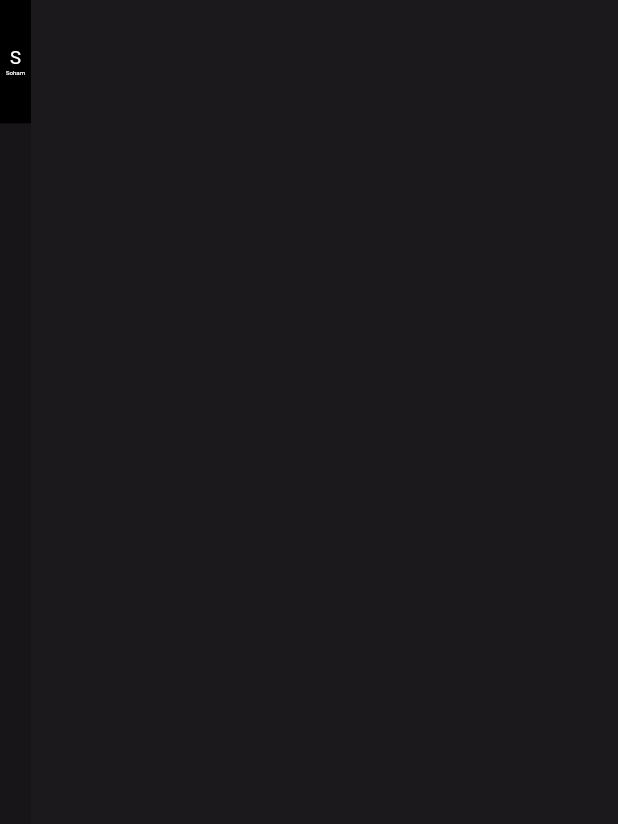
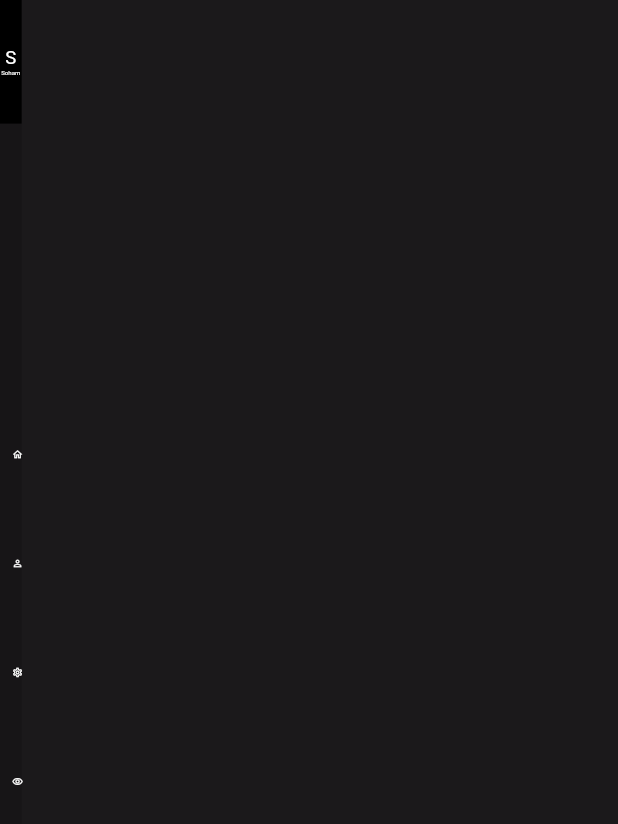
Before and after one commit to Soham-2411/personal_website, a Flutter app: the screen it shows after launch, on a phone screen of 412 x 824 dp. Shown: the top 824 px of the screen. Run offline on Flutter 3.47's test engine with Material 2 defaults, Android fonts, the phone set to English and light mode, and no system bars; our stand-ins replace hexcolor, page_transition; missing offline and left inert: dart:html.

Commit message:
Navbar change

```diff
--- a/lib/landingpage.dart
+++ b/lib/landingpage.dart
@@ -26,9 +26,56 @@ class _MainPageState extends State<MainPage> {
           children: [
             Column(
               children: [
+                Stack(
+                  children: [
+                    Container(
+                      height: h,
+                      width: w * 0.035,
+                      color: HexColor('#171517'),
+                      child: Column(
+                        mainAxisAlignment: MainAxisAlignment.center,
+                        children: [
+                          IconButton(
+                            icon: Icon(
+                              Icons.home_outlined,
+                              color: Colors.white,
+                              size: w * 0.018,
+                            ),
+                            onPressed: () {},
+                          ),
+                          SizedBox(height: h * 0.03),
+                          IconButton(
+                            icon: Icon(
+                              Icons.person_outline,
+                              color: Colors.white,
+                              size: w * 0.018,
+                            ),
+                            onPressed: () {},
+                          ),
+                          SizedBox(height: h * 0.03),
+                          IconButton(
+                            icon: Icon(
+                              Icons.settings_outlined,
+                              color: Colors.white,
+                              size: w * 0.018,
+                            ),
+                            onPressed: () {},
+                          ),
+                          SizedBox(height: h * 0.03),
+                          IconButton(
+                            icon: Icon(
+                              Icons.remove_red_eye_outlined,
+                              color: Colors.white,
+                              size: w * 0.018,
+                            ),
+                            onPressed: () {},
+                          )
+                        ],
+                      ),
+                    ),
                     Container(
                       height: h * 0.1,
-                  width: w * 0.05,
+                      width: w * 0.035,
                       color: Colors.black,
                       child: Center(
                           child: Column(
@@ -43,10 +90,7 @@ class _MainPageState extends State<MainPage> {
                         ],
                       )),
                     ),
-                Container(
-                  height: h * 0.9,
-                  width: w * 0.05,
-                  color: HexColor('#171517'),
+                  ],
                 ),
               ],
             )
```
Also changed, not shown: 25 other files. Lines whose indentation alone changed are shown as unchanged.
